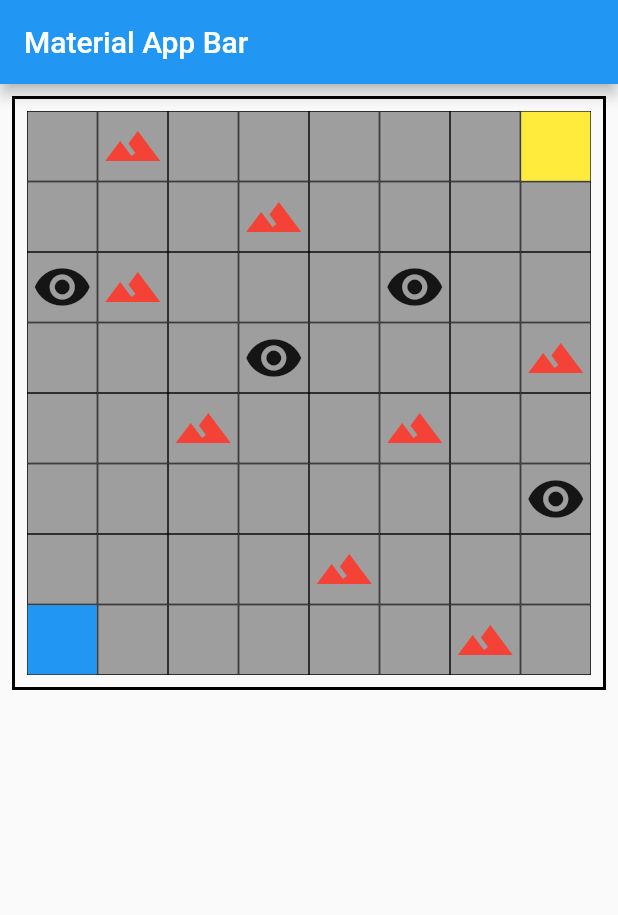
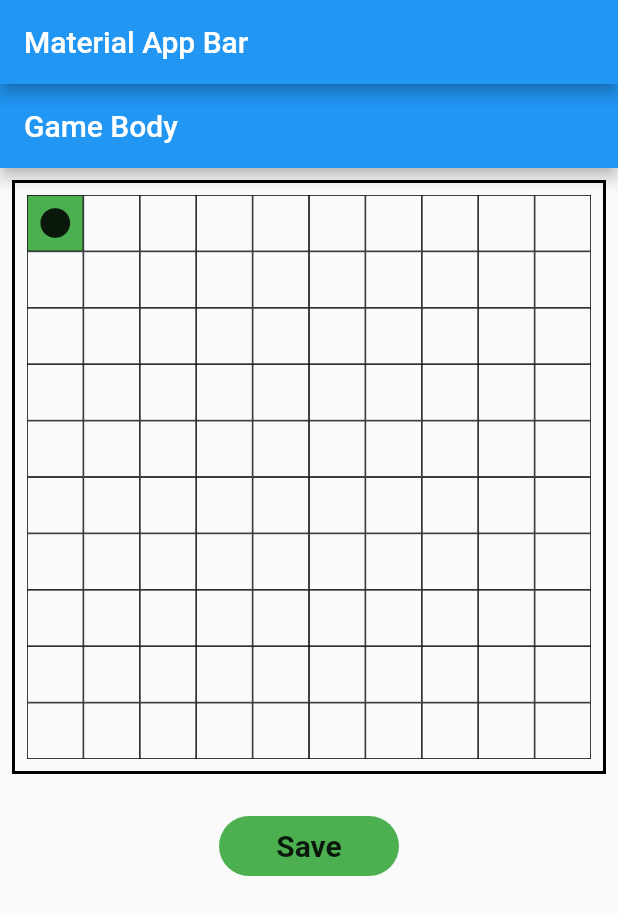
Before and after one commit to JosueChorro/Test-Grid, a Flutter app: the screen it shows after launch, on a phone screen of 412 x 824 dp. Shown: the top 915 px of the screen. Run offline on Flutter 3.47's test engine with Material 2 defaults, Android fonts, the phone set to English and light mode, and no system bars.

Commit message:
Test SelectGrid

```diff
--- /dev/null
+++ b/lib/gridscreen.dart
@@ -0,0 +1,118 @@
+import 'package:flutter/material.dart';
+
+class TestGrid extends StatefulWidget {
+  TestGrid({Key? key}) : super(key: key);
+
+  @override
+  State<TestGrid> createState() => _TestGridState();
+}
+
+class _TestGridState extends State<TestGrid> {
+  int counter = 0;
+  int optionSelect = 0;
+  bool selected = false;
+  Color color = Colors.grey;
+  Icon icon = Icon(Icons.home);
+
+  void checkOption(int index){
+    optionSelect = index;
+    setState(() {
+      color = Colors.red;
+    });
+  }
+
+
+Widget _buildGameBody() {
+
+  return Column(
+    children: <Widget>[
+    AspectRatio(
+      aspectRatio: 1.0,
+      child: Container(
+        padding: const EdgeInsets.all(8.0),
+        margin: const EdgeInsets.all(8.0),
+        decoration: BoxDecoration(
+          border: Border.all(color: Colors.black, width: 2.0)
+        ),
+        child: GridView.builder(
+          gridDelegate: SliverGridDelegateWithFixedCrossAxisCount(
+            crossAxisCount: 10,
+          ),
+          itemBuilder: _buildGridItems,
+          itemCount: 10 * 10,
+        ),
+      ),
+    ),
+  ]);
+}
+
+  Widget _buildGridItems(BuildContext context, int index) {
+  /*int gridStateLength = gridState.length;
+  int x, y = 0;
+  x = (index / gridStateLength).floor();
+  y = (index % gridStateLength);*/
+  return GestureDetector(
+    onTap: (){
+       print(index);
+      setState(() {
+        optionSelect = index;
+        //print(optionSelect+ index);
+      });
+    },
+    child: Container(
+      decoration: BoxDecoration(
+        color: optionSelect == index? Colors.green : Colors.transparent,
+        border: Border.all(color: Colors.black, width: 0.5)
+      ),
+      child: optionSelect == index? Icon(Icons.circle) : Text("")
+    ),
+  );
+}
+
+
+
+
+  @override
+  Widget build(BuildContext context) {
+    return Scaffold(
+      appBar: AppBar(title: Text("Game Body")),
+      body: Column(
+    children: <Widget>[
+    AspectRatio(
+      aspectRatio: 1.0,
+      child: Container(
+        padding: const EdgeInsets.all(8.0),
+        margin: const EdgeInsets.all(8.0),
+        decoration: BoxDecoration(
+          border: Border.all(color: Colors.black, width: 2.0)
+        ),
+        child: GridView.builder(
+          gridDelegate: SliverGridDelegateWithFixedCrossAxisCount(
+            crossAxisCount: 10,
+          ),
+          itemBuilder: _buildGridItems,
+          itemCount: 10 * 10,
+        ),
+      ),
+    ),
+    InkWell(
+      onTap: (){
+        print("Guardar");
+      },
+      child: Container(
+        decoration: BoxDecoration(
+          color: Colors.green,
+          borderRadius: BorderRadius.circular(20)
+        ),
+        margin: const EdgeInsets.only(top: 20),
+        height: 40, width: 120,
+        child: const Center(
+          child: Text("Save", style: TextStyle(
+          fontWeight: FontWeight.bold, fontSize: 20
+        ),)),
+      ),
+    )
+  ]),
+    );
+  }
+}
--- a/lib/main.dart
+++ b/lib/main.dart
@@ -1,4 +1,5 @@
 import 'package:flutter/material.dart';
+import 'package:test_grid/gridscreen.dart';
 
 void main() => runApp(MyApp());
 
@@ -11,7 +12,8 @@ class MyApp extends StatelessWidget {
         appBar: AppBar(
           title: Text('Material App Bar'),
         ),
-        body: _buildGameBody(),
+        body: TestGrid(),
+        //_buildGameBody(),
       ),
     );
   }
```
